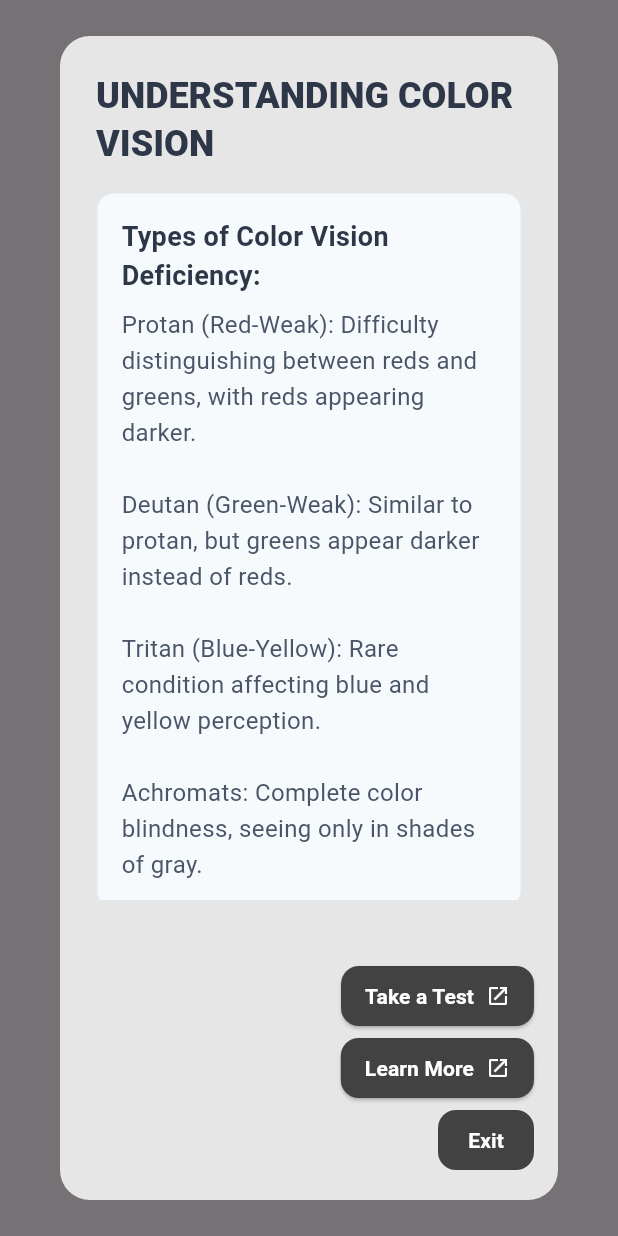
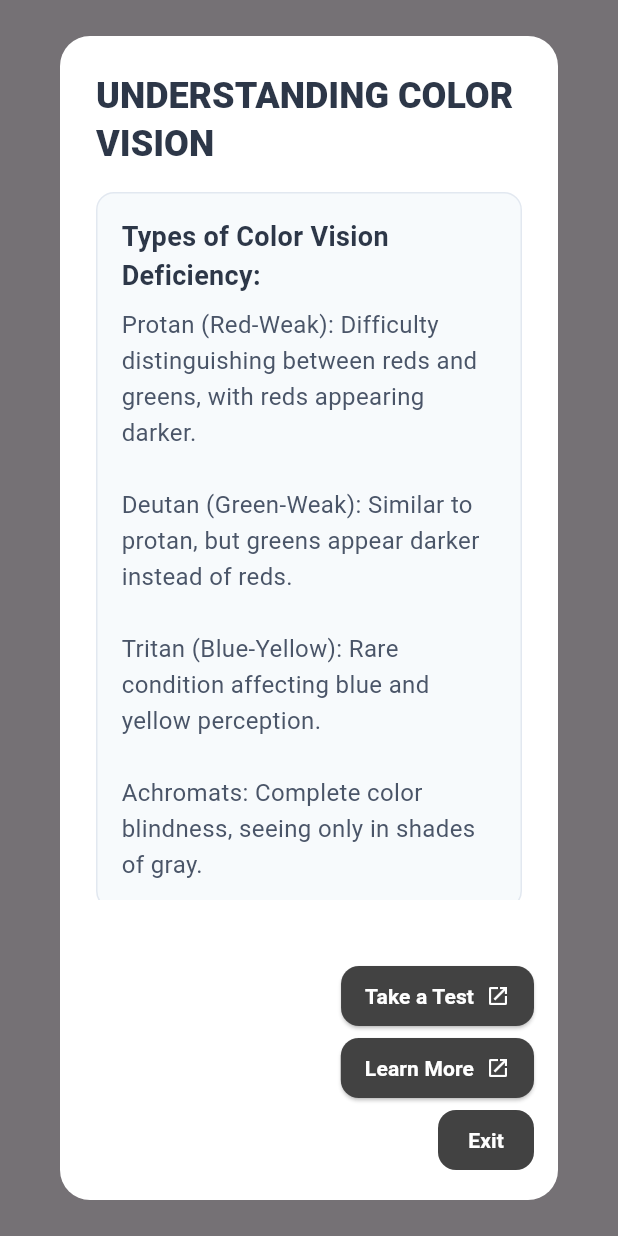
Before and after one commit to A28R/Clarity, a Flutter app: what myShowDialog() shows on an empty page, opened directly, on a phone screen of 412 x 824 dp. Run offline on Flutter 3.47's test engine with Material 3 defaults, Android fonts, the phone set to English and light mode, and no system bars; our stand-ins replace camera, flutter_spinkit, flutter_tts, image_picker, page_view_dot_indicator, permission_handler and 1 more; missing offline and left inert: app_settings, flutter_tesseract_ocr.

Commit message:
Update info_dialog.dart

```diff
--- a/lib/screens/pages/color_filter/info_dialog.dart
+++ b/lib/screens/pages/color_filter/info_dialog.dart
@@ -10,7 +10,7 @@ Future<void> myShowDialog(BuildContext context) async {
         shape: RoundedRectangleBorder(
           borderRadius: BorderRadius.circular(20),
         ),
-        backgroundColor: tertiaryColor,
+        backgroundColor: lighterTertiaryColor,
         title:  Text(
           'Understanding Color Vision'.toUpperCase(),
           style: TextStyle(
```
